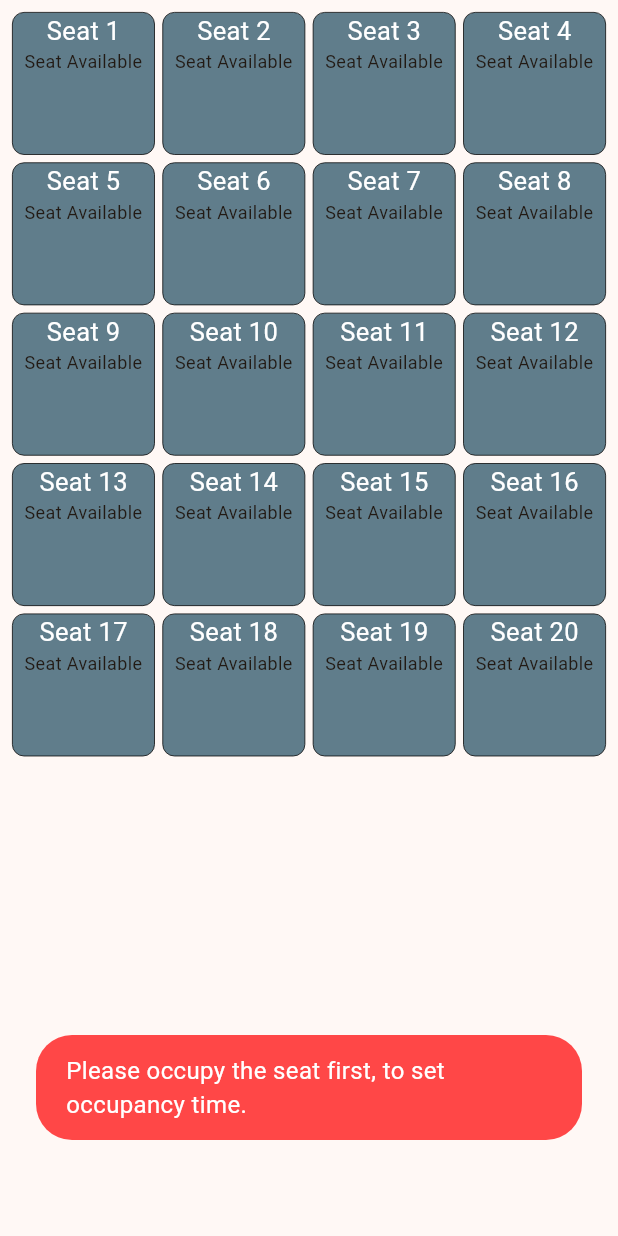
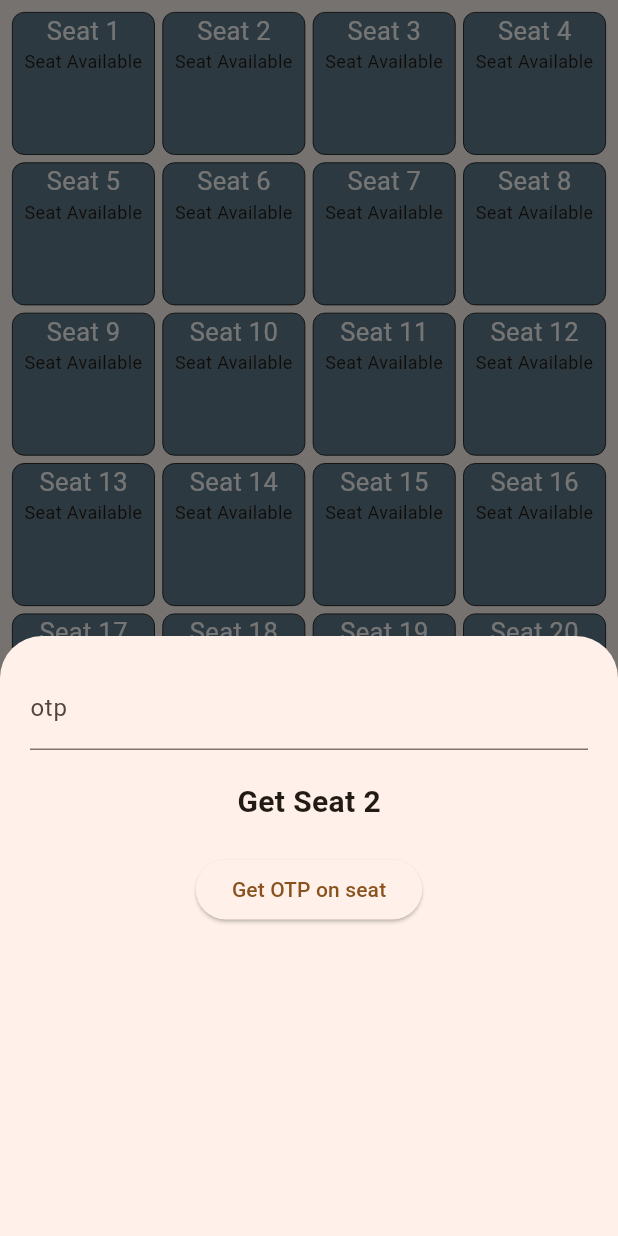
Before and after one commit to ShashankRampardos/seat_sync_app, a Flutter app: the SeatMapScreen screen opened directly, after a tap on an icon or button, on a phone screen of 412 x 824 dp. Run offline on Flutter 3.47's test engine with Material 3 defaults, Android fonts, the phone set to English and light mode, and no system bars; our stand-ins replace cloud_firestore, convex_bottom_bar, firebase_auth, firebase_core, flutter_riverpod, fluttertoast and 2 more; missing offline and left inert: mqtt_client; accounts and stored records are empty.

Commit message:
worked on otp feature

```diff
--- a/lib/main.dart
+++ b/lib/main.dart
@@ -6,7 +6,6 @@ import 'package:seat_sync_v2/screens/tabs.dart';
 
 import 'package:firebase_core/firebase_core.dart';
 import 'firebase_options.dart';
-import 'package:cloud_firestore/cloud_firestore.dart';
 
 void main() async {
   WidgetsFlutterBinding.ensureInitialized();
--- a/lib/models/seat_info.dart
+++ b/lib/models/seat_info.dart
@@ -1,5 +1,4 @@
 import 'package:flutter/material.dart';
-import 'package:seat_sync_v2/models/pair.dart';
 import 'package:seat_sync_v2/models/seat_status.dart';
 
 class Seat {
--- a/lib/providers/seat_matrix.dart
+++ b/lib/providers/seat_matrix.dart
@@ -1,7 +1,5 @@
-import 'dart:async';
 import 'dart:ui';
 
-import 'package:firebase_auth/firebase_auth.dart';
 import 'package:flutter/material.dart';
 import 'package:flutter_riverpod/legacy.dart';
 import 'package:seat_sync_v2/models/seat_info.dart';
--- a/lib/screens/auth/login.dart
+++ b/lib/screens/auth/login.dart
@@ -1,6 +1,5 @@
 import 'package:firebase_auth/firebase_auth.dart';
 import 'package:flutter/material.dart';
-import 'package:fluttertoast/fluttertoast.dart';
 import 'package:seat_sync_v2/screens/auth/signup.dart';
 import 'package:seat_sync_v2/screens/tabs.dart';
 import 'package:seat_sync_v2/utils/utils.dart';
--- a/lib/screens/auth/signup.dart
+++ b/lib/screens/auth/signup.dart
@@ -1,5 +1,4 @@
 import 'package:flutter/material.dart';
-import 'package:fluttertoast/fluttertoast.dart';
 import 'package:seat_sync_v2/screens/auth/login.dart';
 import 'package:firebase_auth/firebase_auth.dart';
 import 'package:cloud_firestore/cloud_firestore.dart';
--- a/lib/screens/profile.dart
+++ b/lib/screens/profile.dart
@@ -8,7 +8,7 @@ import 'package:seat_sync_v2/utils/utils.dart';
 final _formKey = GlobalKey<FormState>();
 
 class ProfileScreen extends StatefulWidget {
-  ProfileScreen({super.key, required this.refresh});
+  const ProfileScreen({super.key, required this.refresh});
   final Function refresh;
 
   @override
--- a/lib/screens/seat_map.dart
+++ b/lib/screens/seat_map.dart
@@ -3,7 +3,6 @@ import 'package:flutter/cupertino.dart';
 import 'package:flutter/material.dart';
 import 'package:flutter/services.dart';
 import 'package:flutter_riverpod/flutter_riverpod.dart';
-import 'package:riverpod/src/framework.dart';
 
 import 'package:seat_sync_v2/models/seat_info.dart';
 import 'package:seat_sync_v2/models/seat_status.dart';
@@ -49,11 +48,19 @@ class _SeatMapScreenState extends ConsumerState<SeatMapScreen> {
     // subscribe all seats
     for (int i = 0; i < totalSeats; i++) {
       //0 to n seats sub ko subscribe karlo, phir jho update de us sa update lo
-      final topic = 'seat/$i/status';
-      client.subscribe(topic, MqttQos.atLeastOnce);
-      client.subscribe('seat/$i/otp', MqttQos.atLeastOnce);
+
+      //topics subscribing here
+      client.subscribe(
+        'seat/$i/status',
+        MqttQos.atLeastOnce,
+      ); //to get the status from all the seat microcontrollers, we are subscribed to this topic to listen from the seat publication
+      client.subscribe(
+        'seat/$i/otp',
+        MqttQos.atLeastOnce,
+      ); //to receive otp from all the seat microcontrollers
     }
 
+    //listening here
     client.updates!.listen((List<MqttReceivedMessage<MqttMessage>> messages) {
       final recMess = messages[0].payload as MqttPublishMessage;
       final payload = MqttPublishPayload.bytesToStringAsString(
@@ -98,7 +105,7 @@ class _SeatMapScreenState extends ConsumerState<SeatMapScreen> {
       status: ss,
       bookedAt: bookingTimestamp,
     ); //in updateSeat will use ss.colorCode
-    _publishColorCommand(seatIndex, ss.colorCode);
+    //_publishColorCommand(seatIndex, ss.colorCode);
   }
 
   void _publishColorCommand(int seatIndex, Color color) {
@@ -185,6 +192,7 @@ class _SeatMapScreenState extends ConsumerState<SeatMapScreen> {
       context: context,
       isScrollControlled: true,
       builder: (BuildContext context) {
+        bool isOtpReqSent = false;
         return StatefulBuilder(
           builder: (BuildContext context, StateSetter setModalState) {
             return Padding(
@@ -209,18 +217,32 @@ class _SeatMapScreenState extends ConsumerState<SeatMapScreen> {
                       ),
                       SizedBox(height: 20),
                       ElevatedButton(
-                        onPressed: () {
-                          final topic = 'seat/$index/otp_request';
+                        onPressed: isOtpReqSent
+                            ? null
+                            : () async {
+                                final topic =
+                                    'seat/$index/otp_request'; //to publish with this topic, seat $index will subscribe to listen
                                 final builder = MqttClientPayloadBuilder();
                                 builder.addString(
-                            '{"requestedBy": "${_auth.currentUser?.uid ?? "guest"}"}',
+                                  _auth.currentUser?.uid ?? "guest",
                                 );
                                 client.publishMessage(
                                   topic,
                                   MqttQos.atLeastOnce,
                                   builder.payload!,
+                                ); //publishing
+                                Utils.showToast(
+                                  'OTP request sent to number ${index + 1}',
                                 );
-                          Utils.showToast('OTP request sent to seat $index');
+                                setModalState(() {
+                                  isOtpReqSent = true;
+                                });
+                                await Future.delayed(
+                                  Duration(milliseconds: 10000),
+                                );
+                                setModalState(() {
+                                  isOtpReqSent = false;
+                                });
                               },
                         child: Text('Get OTP on seat'),
                       ),
@@ -350,13 +372,11 @@ class _SeatMapScreenState extends ConsumerState<SeatMapScreen> {
               },
               onTap: () {
                 if (seats[index].isFree) {
-                  if (seats[index].status == SeatStatus.occupied) {
+                  if (seats[index].status == SeatStatus.available) {
                     //seats[index].status == SeatStatus.occupied
                     getSeat(index, context);
                   } else {
-                    Utils.showToast(
-                      'Please occupy the seat first, to set occupancy time.',
-                    );
+                    Utils.showToast('This seat already occupied.');
                   }
                 } else {
                   // seat is paid
--- a/lib/screens/settings.dart
+++ b/lib/screens/settings.dart
@@ -1,7 +1,7 @@
 import 'package:flutter/material.dart';
 
 class SettingsScreen extends StatefulWidget {
-  const SettingsScreen({Key? key}) : super(key: key);
+  const SettingsScreen({super.key});
 
   @override
   State<SettingsScreen> createState() => _SettingsScreenState();
--- a/lib/screens/splash.dart
+++ b/lib/screens/splash.dart
@@ -4,6 +4,8 @@ import 'package:seat_sync_v2/screens/auth/signup.dart';
 import 'package:seat_sync_v2/screens/tabs.dart';
 
 class SplashScreen extends StatelessWidget {
+  const SplashScreen({super.key});
+
   @override
   Widget build(context) {
     return Scaffold(
--- a/lib/screens/tabs.dart
+++ b/lib/screens/tabs.dart
@@ -1,7 +1,6 @@
 import 'package:cloud_firestore/cloud_firestore.dart';
 import 'package:convex_bottom_bar/convex_bottom_bar.dart';
 import 'package:firebase_auth/firebase_auth.dart';
-import 'package:firebase_storage/firebase_storage.dart';
 import 'package:flutter/material.dart';
 import 'package:flutter_riverpod/flutter_riverpod.dart';
 import 'package:path_provider/path_provider.dart';
@@ -11,7 +10,6 @@ import 'package:seat_sync_v2/screens/seat_map.dart';
 import 'package:image_picker/image_picker.dart';
 import 'package:seat_sync_v2/screens/settings.dart';
 import 'dart:io';
-import 'package:salomon_bottom_bar/salomon_bottom_bar.dart';
 
 import 'package:seat_sync_v2/utils/utils.dart';
 import 'package:shared_preferences/shared_preferences.dart';
```
Lines whose indentation alone changed are shown as unchanged.
